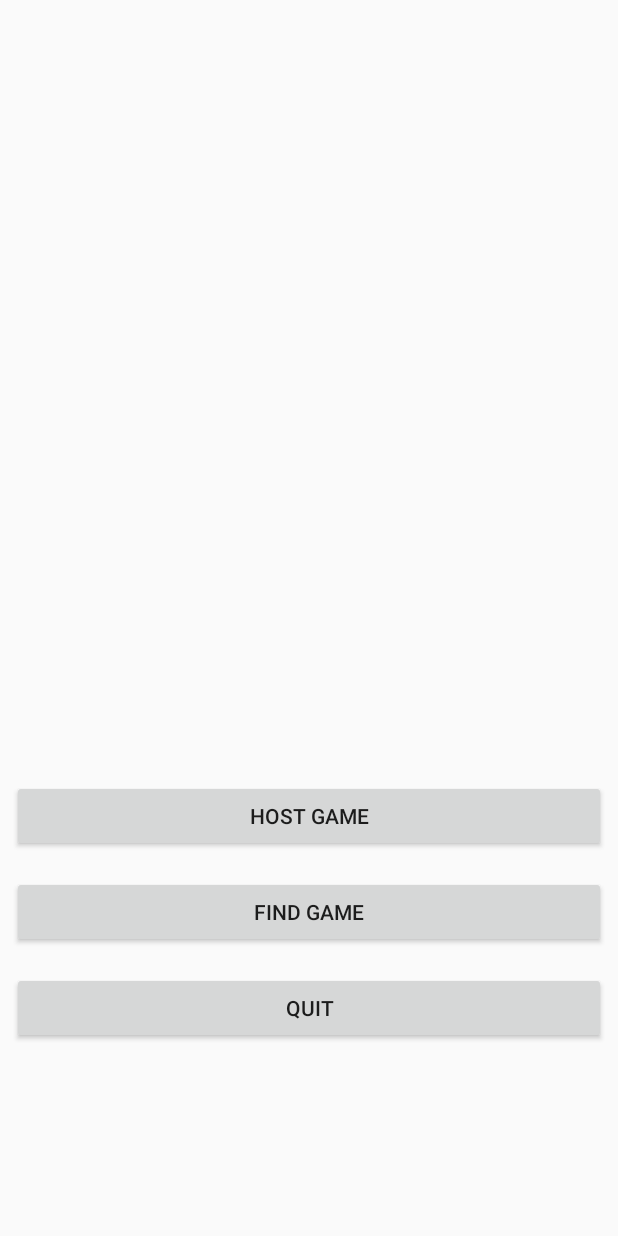
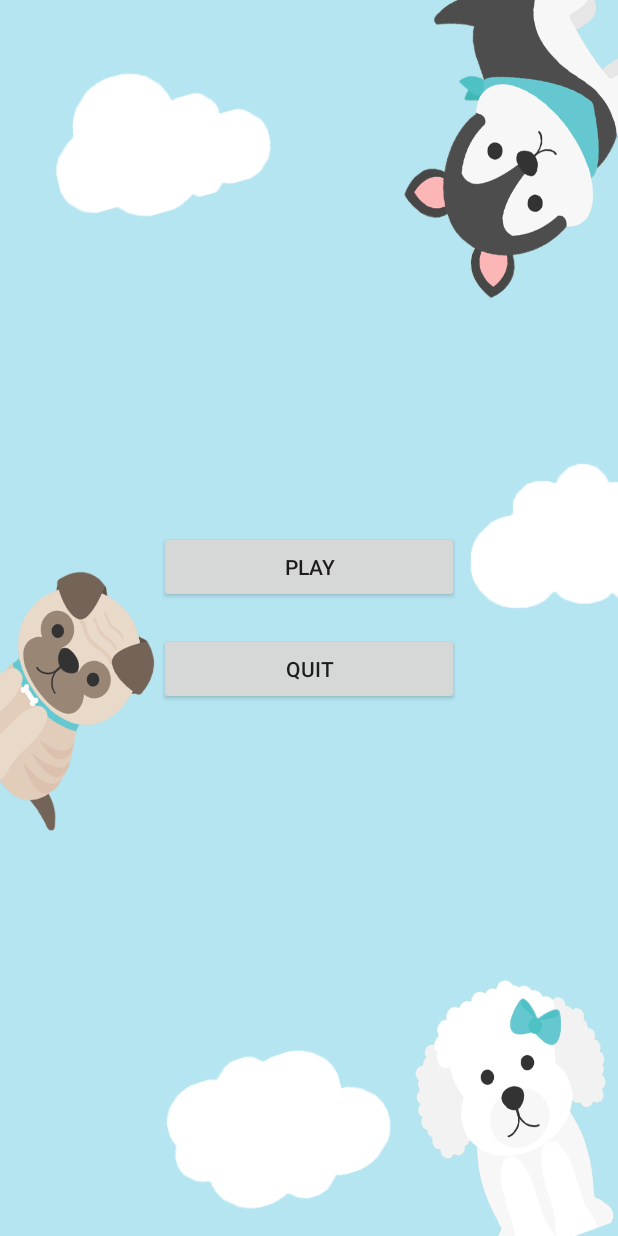
Before and after one commit to kidsuke/ThisMeansWar, an Android app: the layout fragment_menu.xml on its own in the app's theme, with its tools: preview values and no code run, on a phone screen of 412 x 824 dp. Run offline under Robolectric (Android 15) with nearby library versions, the phone set to English and light mode, and no system bars.

Commit message:
Some changes

```diff
--- a/app/src/main/res/layout/fragment_menu.xml
+++ b/app/src/main/res/layout/fragment_menu.xml
@@ -9,49 +9,29 @@
             type="com.datpug.thismeanswar.presentation.menu.MenuViewModel"/>
     </data>
 
-    <android.support.constraint.ConstraintLayout
+    <LinearLayout
         android:layout_width="match_parent"
-        android:layout_height="match_parent">
+        android:layout_height="match_parent"
+        android:background="@drawable/background"
+        android:orientation="vertical"
+        android:gravity="center">
 
         <Button
             android:id="@+id/hostGameBtn"
-            android:layout_width="match_parent"
+            android:layout_width="200dp"
             android:layout_height="wrap_content"
-            android:layout_marginBottom="16dp"
-            android:layout_marginLeft="8dp"
-            android:layout_marginRight="8dp"
-            app:layout_constraintBottom_toTopOf="@+id/findGameBtn"
-            app:layout_constraintLeft_toLeftOf="parent"
-            app:layout_constraintRight_toRightOf="parent"
-            android:text="@string/menu_host_game_button"
-            android:onClick="@{() -> viewModel.hostGame()}"/>
+            android:layout_marginBottom="20dp"
+            android:text="@string/menu_play_button"
+            android:onClick="@{() -> viewModel.hostGame()}" />
 
-        <Button
-            android:id="@+id/findGameBtn"
-            android:layout_width="match_parent"
-            android:layout_height="wrap_content"
-            android:layout_marginBottom="16dp"
-            android:layout_marginLeft="8dp"
-            android:layout_marginRight="8dp"
-            app:layout_constraintBottom_toTopOf="@+id/quitBtn"
-            app:layout_constraintLeft_toLeftOf="parent"
-            app:layout_constraintRight_toRightOf="parent"
-            android:text="@string/menu_find_game_button"
-            android:onClick="@{() -> viewModel.findGame()}"/>
 
         <Button
             android:id="@+id/quitBtn"
-            android:layout_width="match_parent"
+            android:layout_width="200dp"
             android:layout_height="wrap_content"
-            android:layout_marginBottom="128dp"
-            android:layout_marginLeft="8dp"
-            android:layout_marginRight="8dp"
-            app:layout_constraintBottom_toBottomOf="parent"
-            app:layout_constraintLeft_toLeftOf="parent"
-            app:layout_constraintRight_toRightOf="parent"
             android:text="@string/menu_quit_button"
-            android:onClick="@{() -> viewModel.quitGame()}"/>
+            android:onClick="@{() -> viewModel.quitGame()}" />
 
-    </android.support.constraint.ConstraintLayout>
+    </LinearLayout>
 
 </layout>
--- a/app/src/main/res/values/strings.xml
+++ b/app/src/main/res/values/strings.xml
@@ -1,6 +1,5 @@
 <resources>
     <string name="app_name">ThisMeansWar</string>
     <string name="menu_quit_button">Quit</string>
-    <string name="menu_find_game_button">Find game</string>
-    <string name="menu_host_game_button">Host game</string>
+    <string name="menu_play_button">Play</string>
 </resources>
```
Also changed, not shown: app/src/main/res/drawable/background.png (added), app/src/main/res/font/DancingScript-Regular.ttf (added).
